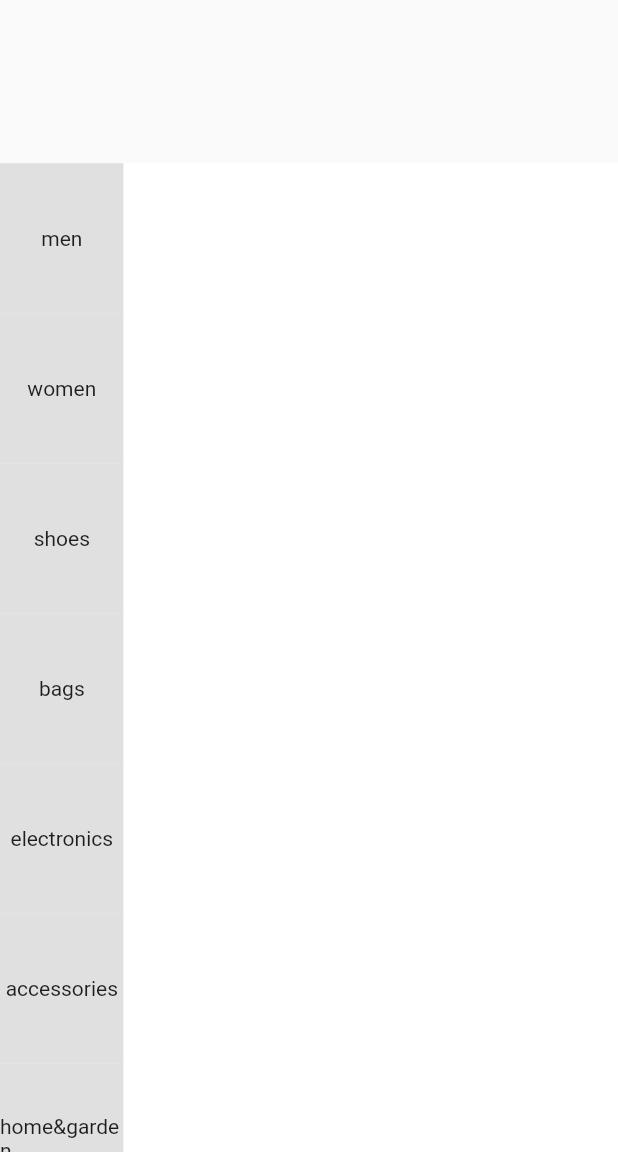
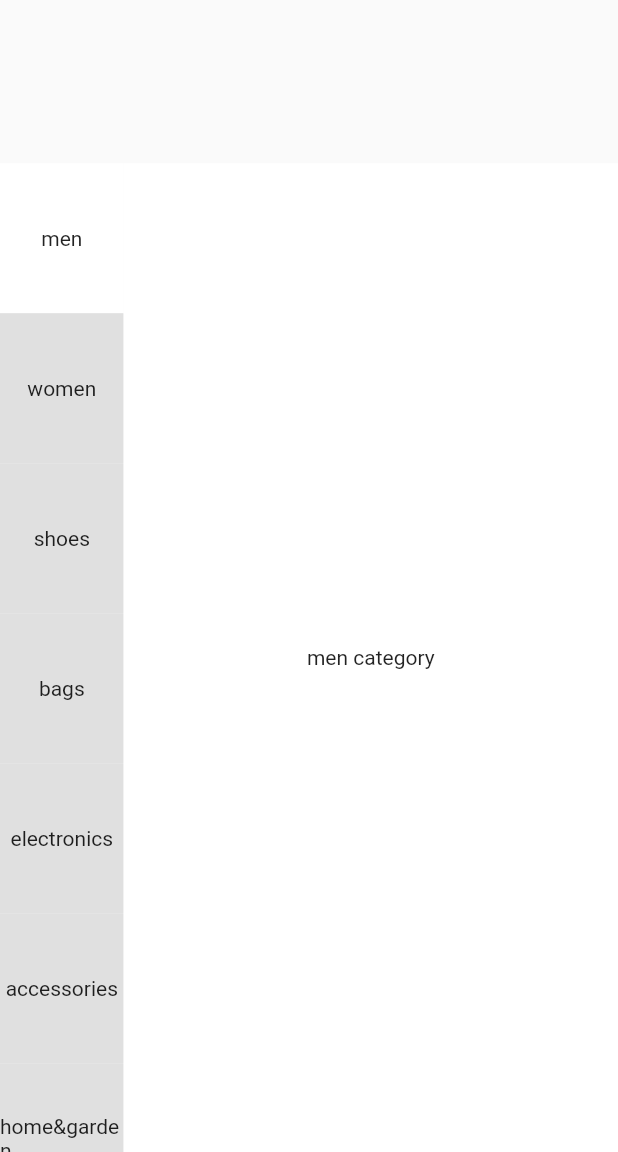
Before and after one commit to SaarimKhan789/Major-Project, a Flutter app: the CategoryScreen screen opened directly, on a phone screen of 412 x 824 dp, the part 84-1236 px from its top. Run offline on Flutter 3.47's test engine with Material 2 defaults, Android fonts, the phone set to English and light mode, and no system bars.

Commit message:
update category view

```diff
--- a/ecommerce_app/lib/main_screens/category.dart
+++ b/ecommerce_app/lib/main_screens/category.dart
@@ -23,6 +23,19 @@ class CategoryScreen extends StatefulWidget {
 }
 
 class _CategoryScreenState extends State<CategoryScreen> {
+  final PageController _pageController = PageController();
+  @override
+  void initState() {
+    // when we switch to any other tab the page view switches to intial category but the tab is not  for this we use initstate
+    for (var element in items) {
+      element.isSelected = false;
+    }
+    setState(() {
+      items[0].isSelected = true;
+    });
+    super.initState();
+  }
+
   @override
   Widget build(BuildContext context) {
     var size = MediaQuery.of(context).size;
@@ -45,12 +58,16 @@ class _CategoryScreenState extends State<CategoryScreen> {
           itemBuilder: (context, index) {
             return GestureDetector(
               onTap: () {
-                for (var element in items) {
+                // on tapping the any category the page view text animate
+                _pageController.animateToPage(index,
+                    duration: const Duration(milliseconds: 100),
+                    curve: Curves.bounceInOut);
+                /*for (var element in items) {
                   element.isSelected = false;
                 }
                 setState(() {
                   items[index].isSelected = true;
-                });
+                });*/
               },
               child: Container(
                   color: items[index].isSelected == true
@@ -68,6 +85,30 @@ class _CategoryScreenState extends State<CategoryScreen> {
       height: size.height * 0.8,
       width: size.width * 0.8,
       color: Colors.white,
+      child: PageView(
+        // when we scroll the page the tab is changed on left
+        controller: _pageController,
+        onPageChanged: (value) {
+          for (var element in items) {
+            element.isSelected = false;
+          }
+          setState(() {
+            items[value].isSelected = true;
+          });
+        },
+        scrollDirection: Axis.vertical,
+        children: const [
+          Center(child: Text('men category')),
+          Center(child: Text('women category')),
+          Center(child: Text('shoes category')),
+          Center(child: Text('bags category')),
+          Center(child: Text('electronics category')),
+          Center(child: Text('accessories category')),
+          Center(child: Text('home and garden category')),
+          Center(child: Text('kids category')),
+          Center(child: Text('beauty category')),
+        ],
+      ),
     );
   }
 }
```
